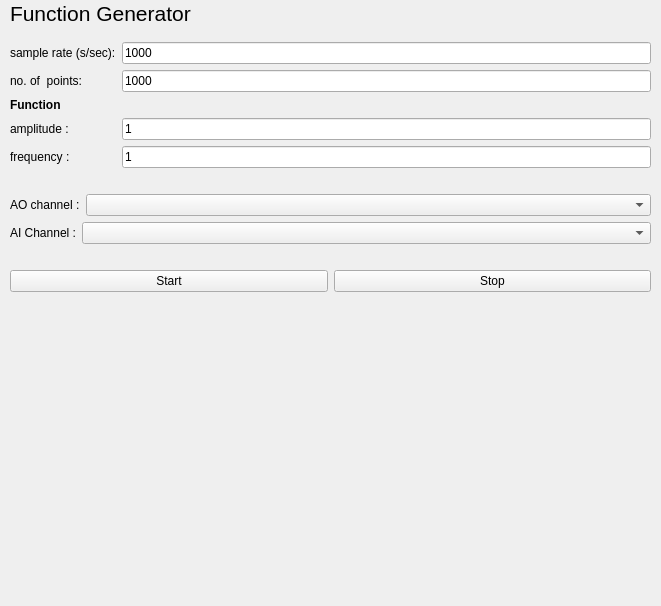
portfors-lab/sparkle, file function_generator.ui: the form before one commit.
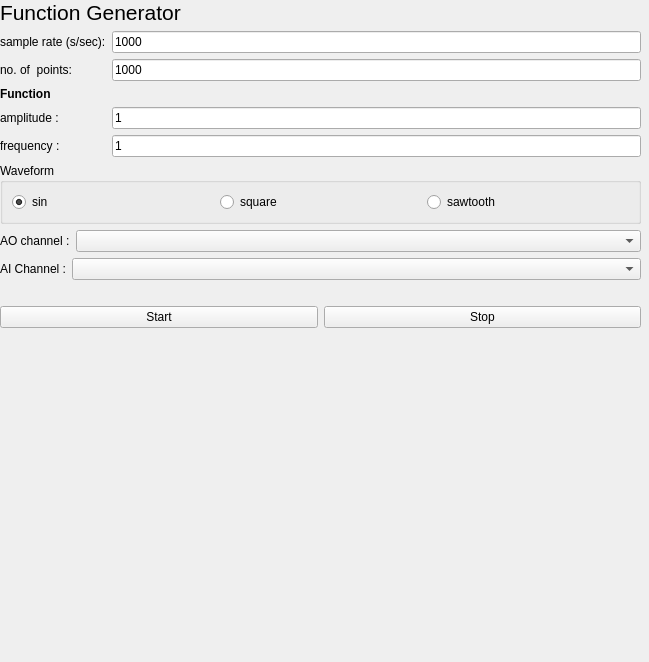
The form after the commit. Custom widgets are drawn as their Qt base class.

Commit message: added more waveform functions, number of points read separate in code

Diff of the .ui file:
```diff
--- a/function_generator.ui
+++ b/function_generator.ui
@@ -6,20 +6,20 @@
    <rect>
     <x>0</x>
     <y>0</y>
-    <width>661</width>
-    <height>606</height>
+    <width>649</width>
+    <height>662</height>
    </rect>
   </property>
   <property name="windowTitle">
    <string>Form</string>
   </property>
-  <widget class="QWidget" name="">
+  <widget class="QWidget" name="layoutWidget">
    <property name="geometry">
     <rect>
-     <x>10</x>
-     <y>-9</y>
+     <x>0</x>
+     <y>0</y>
      <width>647</width>
-     <height>608</height>
+     <height>661</height>
     </rect>
    </property>
    <layout class="QGridLayout" name="gridLayout_2">
@@ -117,17 +117,41 @@
        </layout>
       </item>
       <item>
-       <spacer name="horizontalSpacer_2">
-        <property name="orientation">
-         <enum>Qt::Horizontal</enum>
+       <widget class="QGroupBox" name="wvfm_group">
+        <property name="title">
+         <string>Waveform</string>
         </property>
-        <property name="sizeHint" stdset="0">
-         <size>
-          <width>40</width>
-          <height>20</height>
-         </size>
-        </property>
-       </spacer>
+        <layout class="QVBoxLayout" name="verticalLayout_2">
+         <item>
+          <layout class="QHBoxLayout" name="horizontalLayout_4">
+           <item>
+            <widget class="QRadioButton" name="sin_radio">
+             <property name="text">
+              <string>sin</string>
+             </property>
+             <property name="checked">
+              <bool>true</bool>
+             </property>
+            </widget>
+           </item>
+           <item>
+            <widget class="QRadioButton" name="square_radio">
+             <property name="text">
+              <string>square</string>
+             </property>
+            </widget>
+           </item>
+           <item>
+            <widget class="QRadioButton" name="saw_radio">
+             <property name="text">
+              <string>sawtooth</string>
+             </property>
+            </widget>
+           </item>
+          </layout>
+         </item>
+        </layout>
+       </widget>
       </item>
       <item>
        <layout class="QHBoxLayout" name="horizontalLayout">
```
Left out of the diff: 2 changed lines with no effect on the pictures. The commit also changes 3 other files.
